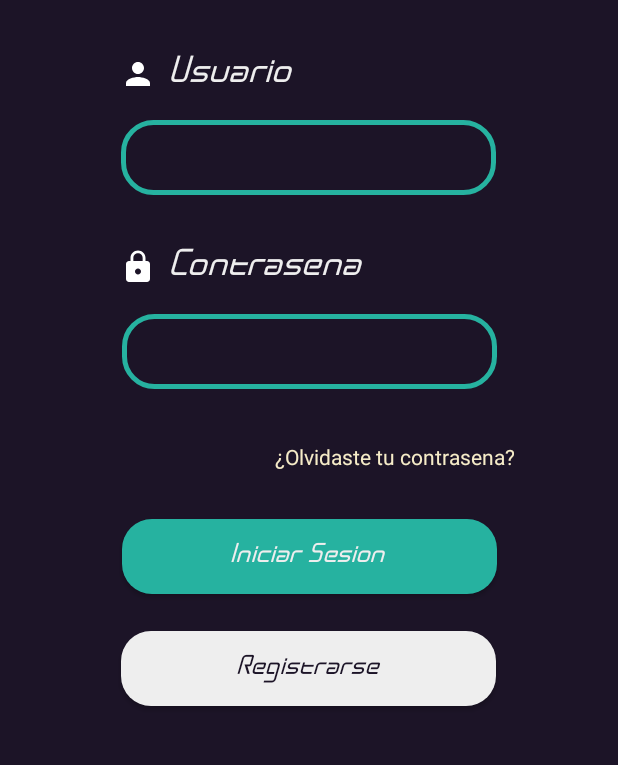
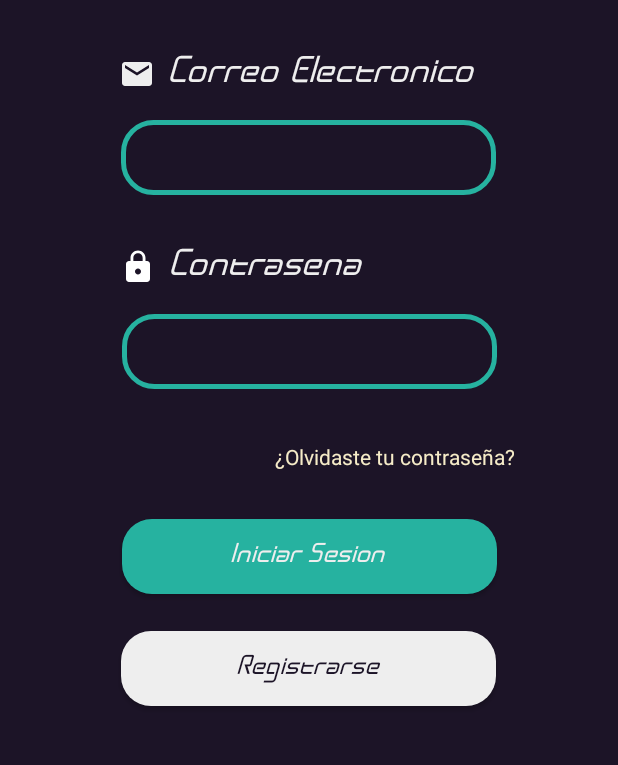
Before and after one commit to reneeduardo24/RunEvo, an Android app: the screen it shows after launch (iniciarSesion), on a phone screen of 412 x 824 dp, the part 418-1183 px from its top. Run offline under Robolectric (Android 15) with nearby library versions, the phone set to English and light mode, and no system bars; our stand-ins replace Firebase (no records; nobody signed in at launch, a user with empty details on screens opened directly).

Commit message:
Correcciones en diseño
Ahora el layout de iniciar sesión pide correo y no usuario

```diff
--- a/app/src/main/res/layout/activity_iniciar_sesion.xml
+++ b/app/src/main/res/layout/activity_iniciar_sesion.xml
@@ -21,21 +21,21 @@
         app:layout_constraintVertical_bias="0.05" />
 
     <TextView
-        android:id="@+id/tv_user"
+        android:id="@+id/tv_email"
         android:layout_width="wrap_content"
         android:layout_height="wrap_content"
-        android:drawableStart="@drawable/ic_user_24"
+        android:drawableStart="@drawable/ic_baseline_email_24"
         android:drawablePadding="10dp"
         android:fontFamily="@font/alt_sweat_font"
-        android:text="@string/user"
+        android:text="Correo Electronico"
         android:textColor="@color/gris"
         android:textSize="22sp"
         app:layout_constraintBottom_toBottomOf="parent"
         app:layout_constraintEnd_toEndOf="parent"
-        app:layout_constraintHorizontal_bias="0.27"
+        app:layout_constraintHorizontal_bias="0.457"
         app:layout_constraintStart_toStartOf="parent"
         app:layout_constraintTop_toBottomOf="@+id/logo"
-        app:layout_constraintVertical_bias="0.07" />
+        app:layout_constraintVertical_bias="0.069" />
 
     <EditText
         android:id="@+id/et_user"
@@ -44,13 +44,13 @@
         android:background="@drawable/bordes_redondos"
         android:textColor="@color/gris"
         android:paddingStart="10dp"
-        android:inputType="textPersonName"
+        android:inputType="textEmailAddress"
         android:fontFamily="@font/alt_sweat_font"
         app:layout_constraintBottom_toBottomOf="parent"
         app:layout_constraintEnd_toEndOf="parent"
         app:layout_constraintHorizontal_bias="0.496"
         app:layout_constraintStart_toStartOf="parent"
-        app:layout_constraintTop_toBottomOf="@+id/tv_user"
+        app:layout_constraintTop_toBottomOf="@+id/tv_email"
         app:layout_constraintVertical_bias="0.04" />
 
     <TextView
@@ -87,11 +87,11 @@
         app:layout_constraintVertical_bias="0.06" />
 
     <TextView
-        android:id="@+id/txtOlvidaPass"
+        android:id="@+id/txt_olvida_pass"
         android:layout_width="wrap_content"
         android:layout_height="27dp"
         android:gravity="center"
-        android:text="¿Olvidaste tu contrasena?"
+        android:text="¿Olvidaste tu contraseña?"
         android:textColor="#F6ECC8"
         app:layout_constraintBottom_toTopOf="@+id/btn_iniciar_sesion"
         app:layout_constraintEnd_toEndOf="parent"
--- a/app/src/main/res/layout/activity_recovery_pass.xml
+++ b/app/src/main/res/layout/activity_recovery_pass.xml
@@ -22,9 +22,9 @@
         android:layout_width="wrap_content"
         android:layout_height="wrap_content"
         android:text="¡Hola!"
+        android:layout_gravity="center_horizontal"
         android:fontFamily="@font/alt_sweat_font"
         android:textColor="@color/white"
-        android:layout_marginLeft="30dp"
         android:layout_marginTop="30dp"
         android:textSize="25sp" />
 
@@ -37,6 +37,8 @@
         android:background="@drawable/bordes_redondos"
         android:hint="Nueva contraseña"
         android:paddingStart="30dp"
+        android:textColor="@color/gris"
+        android:textColorHint="@color/gris"
         android:fontFamily="@font/alt_sweat_font"
         android:drawableEnd="@drawable/toggle_visibility"
         android:paddingEnd="20dp"
@@ -48,6 +50,8 @@
         android:layout_height="55dp"
         android:layout_marginTop="24dp"
         android:layout_gravity="center"
+        android:textColor="@color/gris"
+        android:textColorHint="@color/gris"
         android:background="@drawable/bordes_redondos"
         android:hint="Repetir contraseña"
         android:paddingStart="30dp"
```
Also changed, not shown: app/src/main/java/gonzalez/hernandez/runevo/Configuracion.kt (+4 -3 lines), app/src/main/res/layout/activity_configura_perfil.xml (+8 -2 lines).
